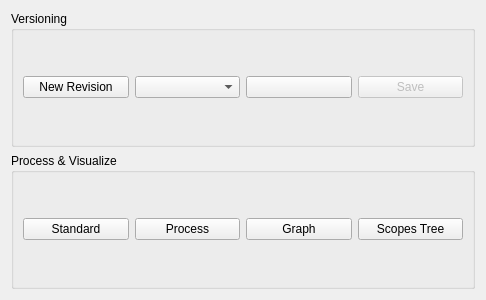
The window that POGADE/pogadesourcecodeeditor.ui (polca-project/polca-toolbox) describes before a commit, drawn with Qt 5.
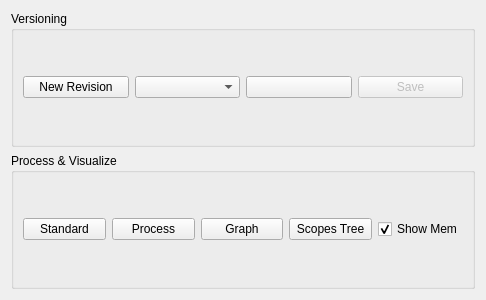
The same window after the commit. Icons and pictures are not drawn.

```diff
--- a/POGADE/pogadesourcecodeeditor.ui
+++ b/POGADE/pogadesourcecodeeditor.ui
@@ -115,6 +115,16 @@
         </property>
        </widget>
       </item>
+      <item>
+       <widget class="QCheckBox" name="checkShowMemory">
+        <property name="text">
+         <string>Show Mem</string>
+        </property>
+        <property name="checked">
+         <bool>true</bool>
+        </property>
+       </widget>
+      </item>
      </layout>
     </widget>
    </item>
```
Left out of the diff: 17 changed lines with no effect on the pictures.
